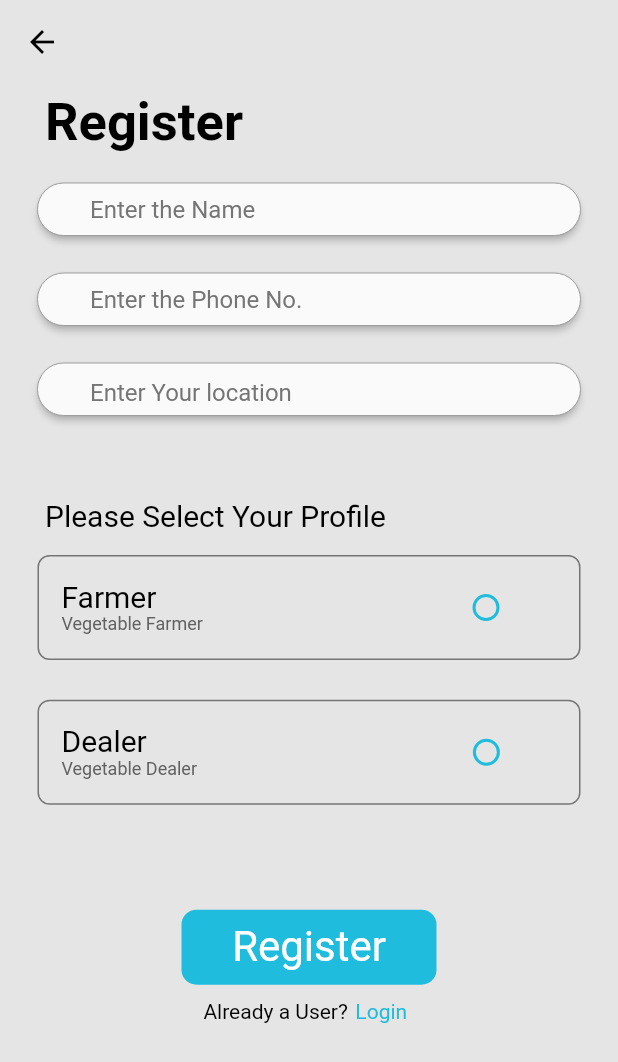
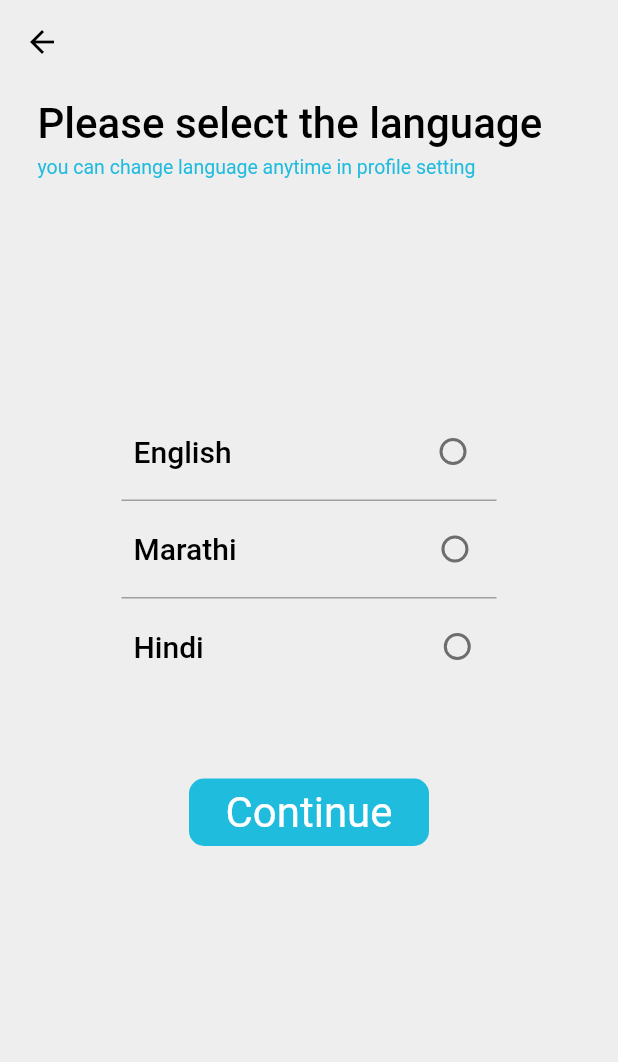
Before and after one commit to The-Robotics-Forum/flutter-ui-templates, a Flutter app: the screen it shows after launch, on a phone screen of 412 x 824 dp. Shown: the top 1062 px of the screen. Run offline on Flutter 3.47's test engine with Material 2 defaults, Android fonts, the phone set to English and light mode, and no system bars; our stand-ins replace animated_splash_screen, battery_plus, fl_chart, flutter_spinkit, font_awesome_flutter, geocoding and 9 more; missing offline and left inert: battery_indicator, flutter_settings_ui, qr_code_scanner, tab_container, torch_light; project files that could hold a hidden picture were left out.

Commit message:
#82 Fixed Language Selection Screen

```diff
--- a/projects/vegetable_app/lib/main.dart
+++ b/projects/vegetable_app/lib/main.dart
@@ -1,6 +1,7 @@
 import 'package:flutter/material.dart';
 import 'package:vegetable_app/screens/dashboard.dart';
 import 'package:vegetable_app/screens/register.dart';
+import 'package:vegetable_app/screens/select_language.dart';
 
 void main() {
   runApp(const MyApp());
@@ -27,7 +28,7 @@ class MyApp extends StatelessWidget {
         // is not restarted.
         primarySwatch: Colors.blue,
       ),
-      home: const RegistrationScreen(),
+      home: const SelectLanguage(),
     );
   }
 }
--- a/projects/vegetable_app/lib/screens/select_language.dart
+++ b/projects/vegetable_app/lib/screens/select_language.dart
@@ -1 +1,159 @@
 // select_language
+import 'package:flutter/material.dart';
+class SelectLanguage extends StatefulWidget {
+  const SelectLanguage({Key? key}) : super(key: key);
+
+  @override
+  State<SelectLanguage> createState() => _SelectLanguageState();
+}
+
+class _SelectLanguageState extends State<SelectLanguage> {
+  var _value;
+  @override
+  Widget build(BuildContext context) {
+
+    return Scaffold(
+      backgroundColor: const Color(0xFFEEEEEE),
+      appBar: AppBar(
+        leading: IconButton(
+          onPressed: () {},
+          icon: const Icon(
+            Icons.arrow_back,
+            color: Colors.black,
+          ),
+        ),
+        backgroundColor: Colors.transparent,
+        elevation: 0,
+      ),
+      body: Column(
+        crossAxisAlignment: CrossAxisAlignment.start,
+        mainAxisAlignment: MainAxisAlignment.start,
+        children: [
+          const Padding(
+            padding: EdgeInsets.only(left: 25, top: 10),
+            child: Text(
+              'Please select the language',
+              style: TextStyle(color: Colors.black, fontSize: 28, fontWeight: FontWeight.w500),
+            ),
+          ),
+          const Padding(
+            padding: EdgeInsets.only(left: 25.0,top: 5),
+            child: Text(
+              'you can change language anytime in profile setting',
+              style: TextStyle(color: Color(0xFF20BCDE), fontSize: 13),
+            ),
+          ),
+          const SizedBox(
+            height: 150,
+          ),
+          Center(
+            child: SizedBox(
+              height: 250,
+              width: 250,
+              child: Center(
+                child: Column(
+                  children: [
+                    Padding(
+                      padding: const EdgeInsets.all(8.0),
+                      child: Row(
+                        children: [
+                          const Text(
+                            'English',
+                            style: TextStyle(color: Colors.black, fontSize: 20, fontWeight: FontWeight.w500),
+                          ),
+                          SizedBox(
+                            width: MediaQuery.of(context).size.width * 0.3,
+                          ),
+                          Radio(
+                            value: 1,
+                            groupValue: _value,
+                            onChanged: (value) {
+                              setState(() {
+                                _value = value;
+                              });
+                            },
+                          ),
+                        ],
+                      ),
+                    ),
+                    const Divider(
+                      color: Colors.grey,
+                      height: 1,
+                      thickness: 1,
+                    ),
+                    Padding(
+                      padding: const EdgeInsets.all(8.0),
+                      child: Row(
+                        children: [
+                          const Text(
+                            'Marathi',
+                            style: TextStyle(color: Colors.black, fontSize: 20, fontWeight: FontWeight.w500),
+                          ),
+                          SizedBox(
+                            width: MediaQuery.of(context).size.width * 0.295,
+                          ),
+                          Radio(
+                              value: 2,
+                              groupValue: _value,
+                              onChanged: (value) {
+                                setState(() {
+                                  _value = value;
+                                });
+                              }),
+                        ],
+                      ),
+                    ),
+                    const Divider(
+                      color: Colors.grey,
+                      height: 1,
+                      thickness: 1,
+                    ),
+                    Padding(
+                      padding: const EdgeInsets.all(8.0),
+                      child: Row(
+                        children: [
+                          const Text(
+                            'Hindi',
+                            style: TextStyle(color: Colors.black, fontSize: 20, fontWeight: FontWeight.w500),
+                          ),
+                          SizedBox(
+                            width: MediaQuery.of(context).size.width * 0.352,
+                          ),
+                          Radio(
+                              value: 3,
+                              groupValue: _value,
+                              onChanged: (value) {
+                                setState(() {
+                                  _value = value;
+                                });
+                              }),
+                        ],
+                      ),
+                    ),
+                  ],
+                ),
+              ),
+            ),
+          ),
+          Center(
+            child: GestureDetector(
+              onTap: () {},
+              child: Center(
+                child: Container(
+                  width: 160,
+                  height: 45,
+                  decoration: BoxDecoration(color: const Color(0xFF20BCDE), borderRadius: BorderRadius.circular(10)),
+                  child: const Center(
+                      child: Text(
+                    'Continue',
+                    style: TextStyle(color: Colors.white, fontSize: 28),
+                  )),
+                ),
+              ),
+            ),
+          ),
+        ],
+      ),
+    );
+  }
+}
```
